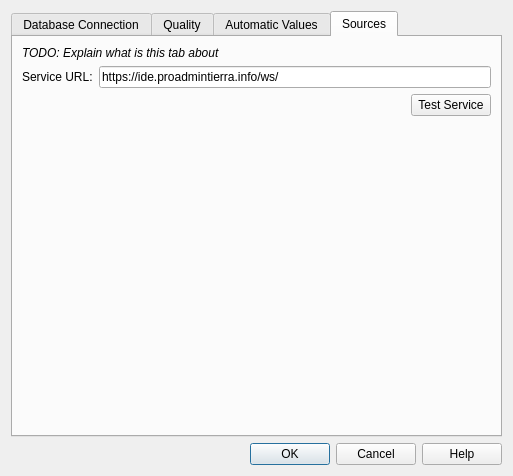
Old version of the form asistente_ladm_col/ui/settings_dialog.ui in the repository SwissTierrasColombia/Asistente-LADM-COL.
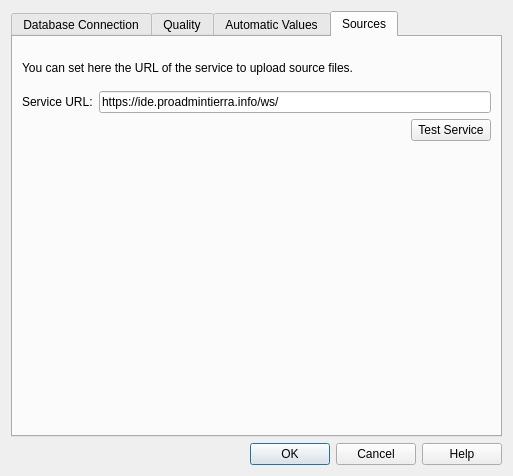
New version of the form. The open tabs and pages were chosen to show the change. Custom widgets are drawn as their Qt base class.

Commit message: [source] Add translatable strings and update .pro file

```diff
--- a/asistente_ladm_col/ui/settings_dialog.ui
+++ b/asistente_ladm_col/ui/settings_dialog.ui
@@ -383,34 +383,63 @@
       <attribute name="title">
        <string>Sources</string>
       </attribute>
-      <layout class="QFormLayout" name="formLayout">
-       <item row="0" column="0" colspan="2">
+      <layout class="QGridLayout" name="gridLayout_7">
+       <item row="5" column="0">
+        <spacer name="verticalSpacer">
+         <property name="orientation">
+          <enum>Qt::Vertical</enum>
+         </property>
+         <property name="sizeHint" stdset="0">
+          <size>
+           <width>20</width>
+           <height>40</height>
+          </size>
+         </property>
+        </spacer>
+       </item>
+       <item row="2" column="0">
+        <spacer name="verticalSpacer_2">
+         <property name="orientation">
+          <enum>Qt::Vertical</enum>
+         </property>
+         <property name="sizeType">
+          <enum>QSizePolicy::Fixed</enum>
+         </property>
+         <property name="sizeHint" stdset="0">
+          <size>
+           <width>20</width>
+           <height>10</height>
+          </size>
+         </property>
+        </spacer>
+       </item>
+       <item row="1" column="0" colspan="2">
         <widget class="QLabel" name="label_11">
          <property name="font">
           <font>
-           <italic>true</italic>
+           <italic>false</italic>
           </font>
          </property>
          <property name="text">
-          <string>TODO: Explain what is this tab about</string>
+          <string>You can set here the URL of the service to upload source files. </string>
          </property>
         </widget>
        </item>
-       <item row="1" column="0">
+       <item row="3" column="0">
         <widget class="QLabel" name="label_12">
          <property name="text">
           <string>Service URL:</string>
          </property>
         </widget>
        </item>
-       <item row="1" column="1">
+       <item row="3" column="1">
         <widget class="QLineEdit" name="txt_service_endpoint">
          <property name="text">
           <string>https://ide.proadmintierra.info/ws/</string>
          </property>
         </widget>
        </item>
-       <item row="2" column="0" colspan="2">
+       <item row="4" column="0" colspan="2">
         <layout class="QHBoxLayout" name="horizontalLayout_6">
          <item>
           <spacer name="horizontalSpacer_3">
@@ -434,6 +463,22 @@
          </item>
         </layout>
        </item>
+       <item row="0" column="0">
+        <spacer name="verticalSpacer_5">
+         <property name="orientation">
+          <enum>Qt::Vertical</enum>
+         </property>
+         <property name="sizeType">
+          <enum>QSizePolicy::Fixed</enum>
+         </property>
+         <property name="sizeHint" stdset="0">
+          <size>
+           <width>20</width>
+           <height>15</height>
+          </size>
+         </property>
+        </spacer>
+       </item>
       </layout>
      </widget>
     </widget>
```
Left out of the diff: 37 changed lines with no effect on the pictures. The commit also changes 3 other files.
